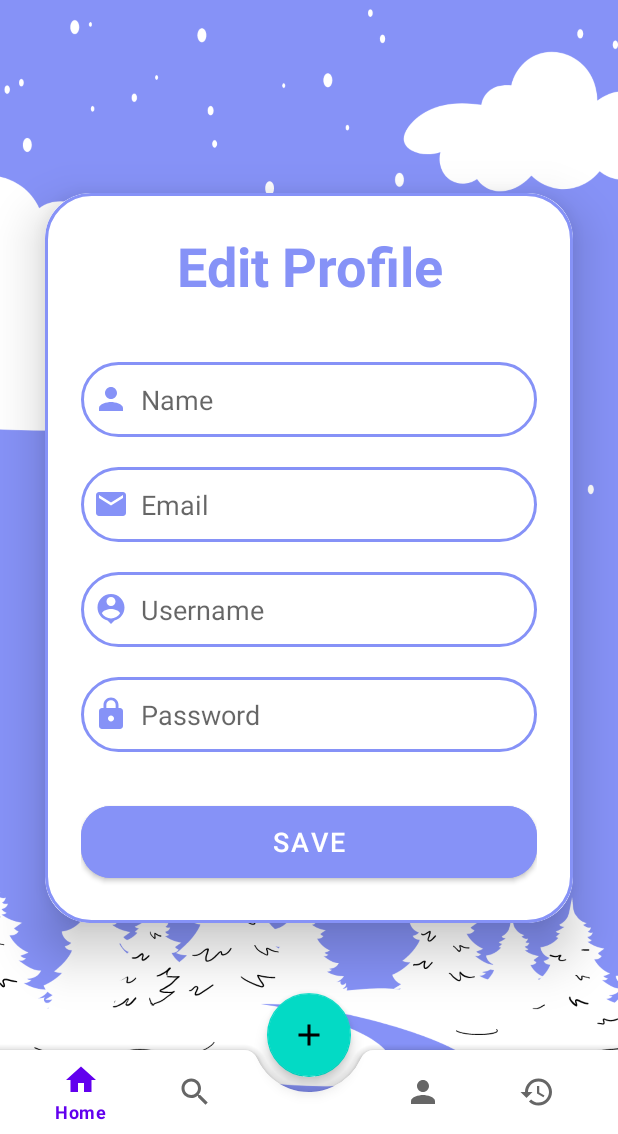
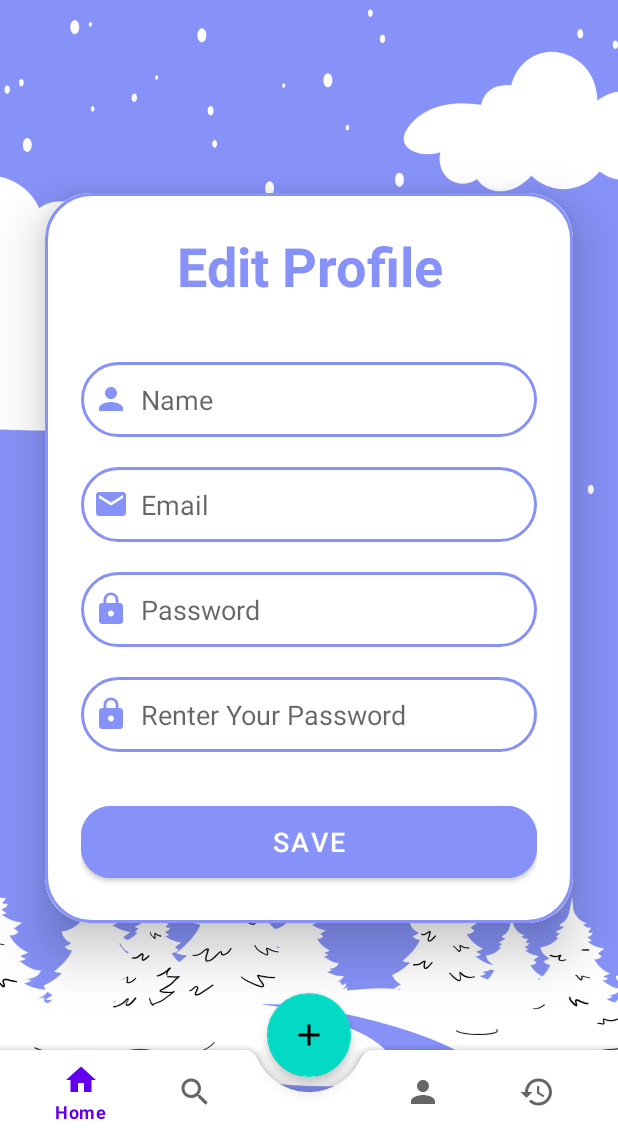
Before and after one commit to Tzehong112002/MobileAssFundraisingApp, an Android app: the fragment edit_profile placed in its activity, on a phone screen of 412 x 824 dp, the part 102-1236 px from its top. Run offline under Robolectric (Android 15) with nearby library versions, the phone set to English and light mode, and no system bars; our stand-ins replace Firebase (no records; nobody signed in at launch, a user with empty details on screens opened directly).

Commit message:
validation profile page

```diff
--- a/app/src/main/res/layout/fragment_edit_profile.xml
+++ b/app/src/main/res/layout/fragment_edit_profile.xml
@@ -53,17 +53,7 @@
                 android:drawableLeft="@drawable/ic_email"
                 android:drawablePadding="8dp"
                 android:textColor="@color/black"/>
-            <EditText
-                android:layout_width="match_parent"
-                android:layout_height="50dp"
-                android:id="@+id/editUsername"
-                android:background="@drawable/lavender_border"
-                android:layout_marginTop="20dp"
-                android:padding="8dp"
-                android:hint="Username"
-                android:drawableLeft="@drawable/ic_person_pin"
-                android:drawablePadding="8dp"
-                android:textColor="@color/black"/>
+
             <EditText
                 android:layout_width="match_parent"
                 android:layout_height="50dp"
@@ -72,6 +62,18 @@
                 android:layout_marginTop="20dp"
                 android:padding="8dp"
                 android:hint="Password"
+                android:inputType="textPassword"
+                android:drawableLeft="@drawable/ic_lock"
+                android:drawablePadding="8dp"
+                android:textColor="@color/black"/>
+            <EditText
+                android:layout_width="match_parent"
+                android:layout_height="50dp"
+                android:id="@+id/confirmPasswordEdit"
+                android:background="@drawable/lavender_border"
+                android:layout_marginTop="20dp"
+                android:padding="8dp"
+                android:hint="Renter Your Password"
                 android:inputType="textPassword"
                 android:drawableLeft="@drawable/ic_lock"
                 android:drawablePadding="8dp"
--- a/app/src/main/res/layout/fragment_home.xml
+++ b/app/src/main/res/layout/fragment_home.xml
@@ -163,7 +163,7 @@
                         android:layout_width="wrap_content"
                         android:layout_height="wrap_content"
                         android:id="@+id/settingName"
-                        android:text="Settings"
+                        android:text="History"
                         android:textSize="20sp"
                         android:textColor="@color/lavender"
 
@@ -175,7 +175,7 @@
                         android:layout_width="70dp"
                         android:layout_height="70dp"
                         android:id="@+id/settingImage"
-                        android:src="@drawable/ic_settings"
+                        android:src="@drawable/ic_baseline_history_24"
                         android:layout_marginTop="15dp"
                         android:layout_centerHorizontal="true"/>
 
--- a/app/src/main/res/layout/fragment_profile.xml
+++ b/app/src/main/res/layout/fragment_profile.xml
@@ -16,7 +16,7 @@
             android:layout_height="100dp"
             android:id="@+id/profileImg"
             android:layout_marginTop="30dp"
-            android:src="@drawable/akwhitelogo"
+            android:src="@drawable/default_icon"
             app:layout_constraintEnd_toEndOf="parent"
             app:layout_constraintStart_toStartOf="parent"
             app:layout_constraintTop_toTopOf="parent"/>
```
Also changed, not shown: app/src/main/java/com/example/mobileassfundraisingapp/edit_profile.java (+66 -15 lines).
